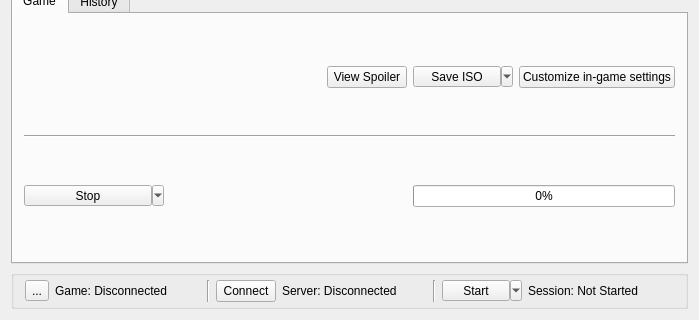
The window that randovania/gui/ui_files/game_session.ui (randovania/randovania) describes before a commit, drawn with Qt 5; both pictures show x 0 to 699 and y 169 to 489 of the 699 by 489 pixel window.
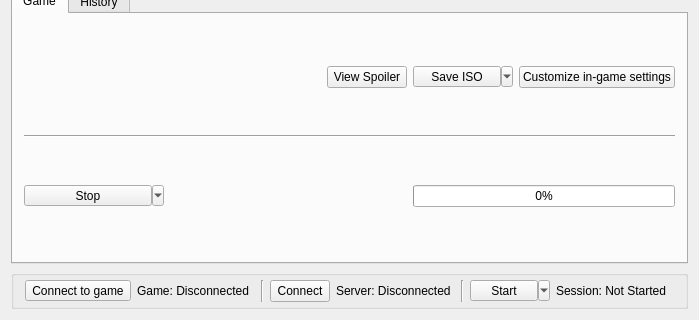
The same window after the commit.

Commit message:
Add UI for selecting the game backend
Fixes #924.

What changed in the file:
```diff
--- a/randovania/gui/ui_files/game_session.ui
+++ b/randovania/gui/ui_files/game_session.ui
@@ -306,7 +306,7 @@
        <item>
         <widget class="QToolButton" name="game_connection_tool">
          <property name="text">
-          <string>...</string>
+          <string>Connect to game</string>
          </property>
          <property name="popupMode">
           <enum>QToolButton::InstantPopup</enum>
```
The commit also changes 14 other files.
